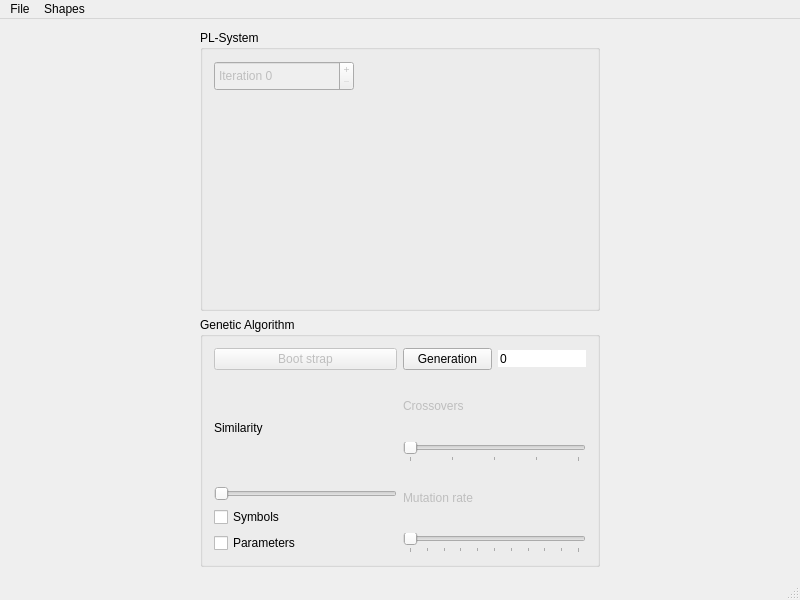
caro3801/plsys, file mainwindow.ui: the form before one commit.
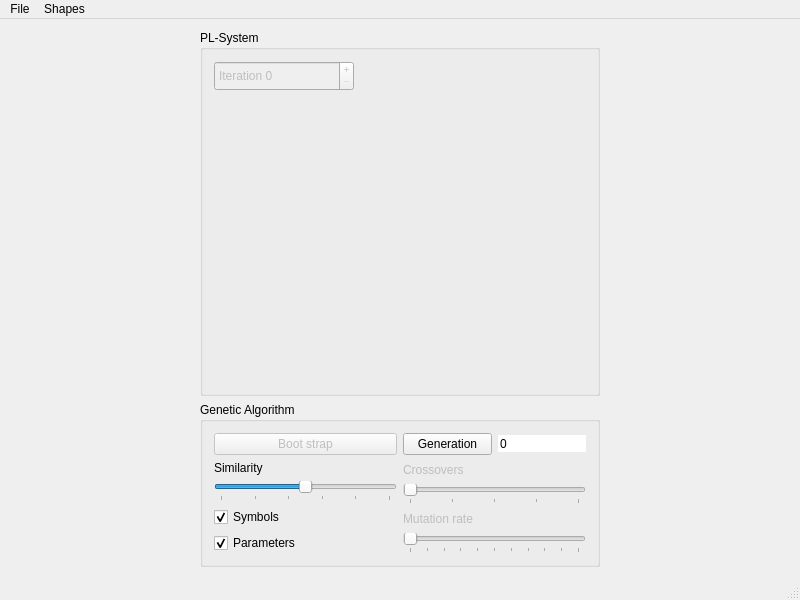
The form after the commit. Custom widgets are drawn as their Qt base class.

Commit message: mutation ok fenetre ok

```diff
--- a/mainwindow.ui
+++ b/mainwindow.ui
@@ -104,7 +104,7 @@
          </item>
          <item>
           <layout class="QVBoxLayout" name="verticalLayout_2">
-           <item>
+           <item alignment="Qt::AlignHCenter|Qt::AlignVCenter">
             <widget class="GLWidget" name="widgetPLSys" native="true">
              <property name="sizePolicy">
               <sizepolicy hsizetype="Expanding" vsizetype="Expanding">
@@ -137,7 +137,7 @@
          <bool>true</bool>
         </property>
         <property name="sizePolicy">
-         <sizepolicy hsizetype="Fixed" vsizetype="MinimumExpanding">
+         <sizepolicy hsizetype="Fixed" vsizetype="Minimum">
           <horstretch>0</horstretch>
           <verstretch>0</verstretch>
          </sizepolicy>
@@ -180,10 +180,25 @@
               </widget>
              </item>
              <item>
-              <widget class="QSlider" name="horizontalSlider">
+              <widget class="QSlider" name="horizontalSliderSimilarity">
+               <property name="maximum">
+                <number>10</number>
+               </property>
+               <property name="pageStep">
+                <number>2</number>
+               </property>
+               <property name="value">
+                <number>5</number>
+               </property>
                <property name="orientation">
                 <enum>Qt::Horizontal</enum>
                </property>
+               <property name="tickPosition">
+                <enum>QSlider::TicksBelow</enum>
+               </property>
+               <property name="tickInterval">
+                <number>2</number>
+               </property>
               </widget>
              </item>
             </layout>
@@ -195,6 +210,9 @@
                <property name="text">
                 <string>Symbols</string>
                </property>
+               <property name="checked">
+                <bool>true</bool>
+               </property>
               </widget>
              </item>
              <item>
@@ -202,6 +220,9 @@
                <property name="text">
                 <string>Parameters</string>
                </property>
+               <property name="checked">
+                <bool>true</bool>
+               </property>
               </widget>
              </item>
             </layout>
```
Left out of the diff: 6 changed lines with no effect on the pictures. The commit also changes 6 other files.
